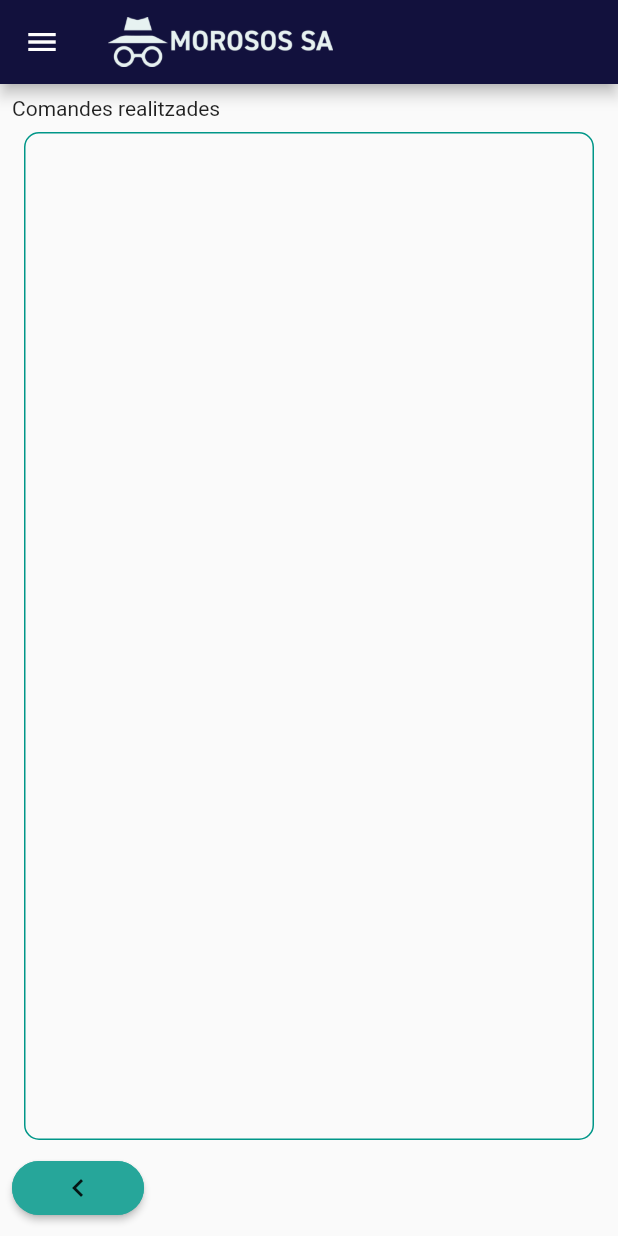
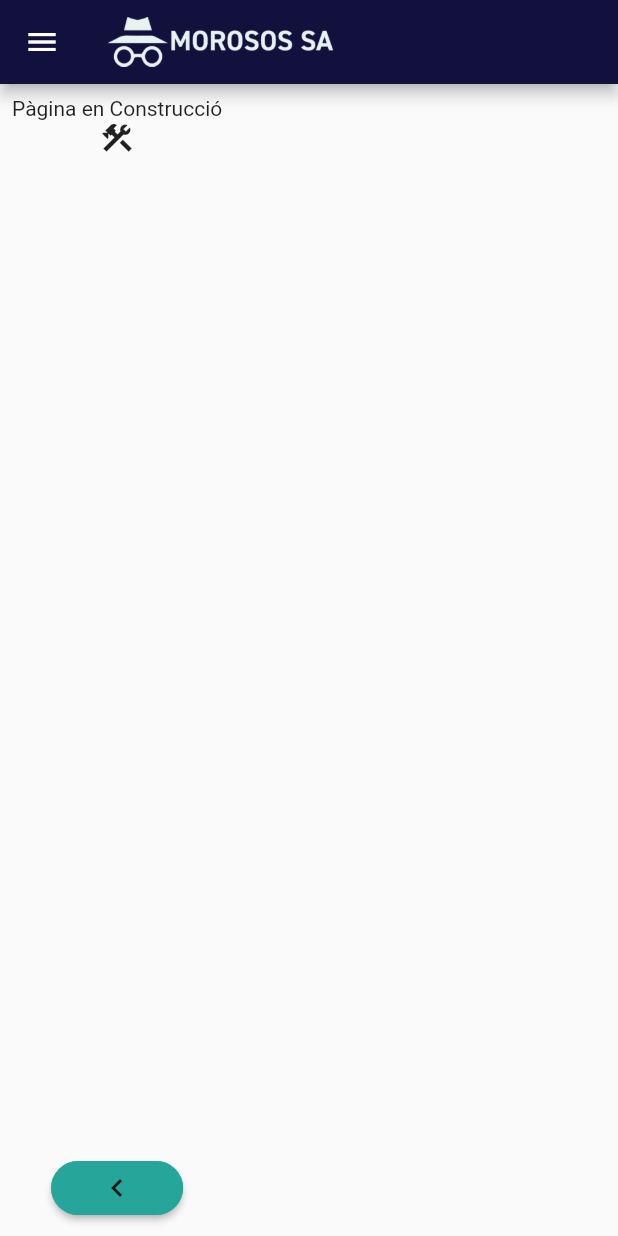
Before and after one commit to alexburdoy/MorososSA, a Flutter app: the screen it shows once a user with an empty profile is signed in, after a tap on "Agenda de comandes", on a phone screen of 412 x 824 dp. Run offline on Flutter 3.47's test engine with Material 2 defaults, Android fonts, the phone set to English and light mode, and no system bars; our stand-ins replace cloud_firestore, firebase_auth, firebase_core, permission_handler, qr_flutter; missing offline and left inert: qrscan; accounts and stored records are empty; network calls fail.

Commit message:
versio final entrega

```diff
--- a/lib/agendagestions.dart
+++ b/lib/agendagestions.dart
@@ -23,9 +23,34 @@ class _AgendaGestioState extends State<AgendaGestio> {
   @override
   Widget build(BuildContext context) {
     return TemplatePage(
-
-        body: StreamBuilder(
-
+        body: Padding(
+      padding: const EdgeInsets.all(8),
+      child: Column(
+        crossAxisAlignment: CrossAxisAlignment.center,
+        mainAxisAlignment: MainAxisAlignment.center,
+        children: [
+          Text('Pàgina en Construcció'),
+          Icon(Icons.construction),
+          Spacer(),
+          RaisedButton(
+            onPressed: () {
+              Navigator.of(context).push(
+                MaterialPageRoute(
+                  builder: (context) => HomePage(),
+                ),
+              );
+            },
+            color: Colors.teal[400],
+            child: Icon(Icons.keyboard_arrow_left),
+            shape: RoundedRectangleBorder(
+              borderRadius: BorderRadius.circular(18.0),
+              side: BorderSide(color: Colors.teal[400]),
+            ),
+          )
+        ],
+      ),
+    )
+        /* StreamBuilder(
         stream: FirebaseFirestore.instance
             .collection('agenda/${iduser}/idComanda')
             .snapshots(),
@@ -60,7 +85,7 @@ class _AgendaGestioState extends State<AgendaGestio> {
                         itemBuilder: (context, index) {
                           final userItem = docs[index];
                           return ListTile(
-
+                            title: Text('idComanda: ${userItem[0]}'),
                           );
                         },
                       ),
@@ -86,6 +111,7 @@ class _AgendaGestioState extends State<AgendaGestio> {
             ),
           );
         },
-    ));
+      ),*/
+        );
   }
 }
```
Also changed, not shown: lib/paginaresum.dart (+36 -0 lines). Lines whose indentation alone changed are shown as unchanged.
